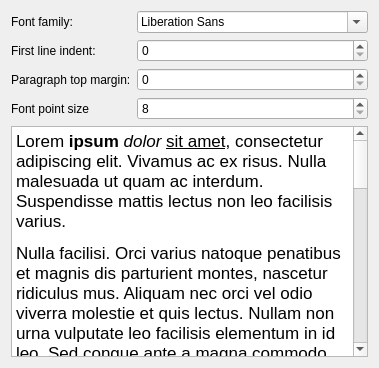
jacquetc/skribisto, file src/desktopapp/plugins/textPage/textpagesettings.ui: the form before one commit.
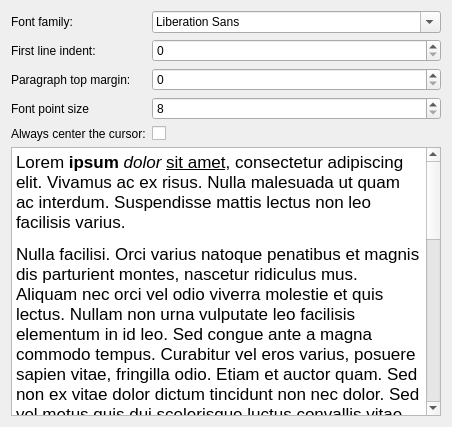
The form after the commit.

What changed in the file:
```diff
--- a/src/desktopapp/plugins/textPage/textpagesettings.ui
+++ b/src/desktopapp/plugins/textPage/textpagesettings.ui
@@ -6,8 +6,8 @@
    <rect>
     <x>0</x>
     <y>0</y>
-    <width>367</width>
-    <height>368</height>
+    <width>452</width>
+    <height>427</height>
    </rect>
   </property>
   <property name="windowTitle">
@@ -58,7 +58,7 @@
    <item row="2" column="1">
     <widget class="QSpinBox" name="paragraphTopMarginSpinBox"/>
    </item>
-   <item row="4" column="0" colspan="2">
+   <item row="5" column="0" colspan="2">
     <widget class="QTextEdit" name="textEdit">
      <property name="html">
       <string notr="true">&lt;!DOCTYPE HTML PUBLIC &quot;-//W3C//DTD HTML 4.0//EN&quot; &quot;http://www.w3.org/TR/REC-html40/strict.dtd&quot;&gt;
@@ -76,6 +76,16 @@
      </property>
     </widget>
    </item>
+   <item row="4" column="0">
+    <widget class="QLabel" name="alwaysCenterTheCursorLabel">
+     <property name="text">
+      <string>Always center the cursor:</string>
+     </property>
+    </widget>
+   </item>
+   <item row="4" column="1">
+    <widget class="QCheckBox" name="alwaysCenterTheCursorCheckBox"/>
+   </item>
   </layout>
  </widget>
  <resources/>
```
